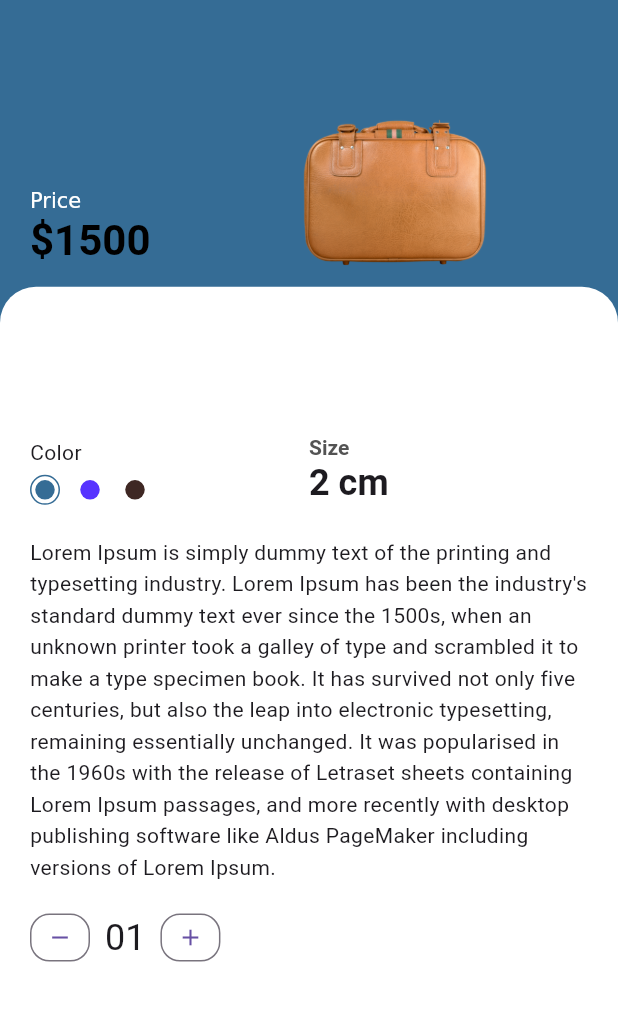
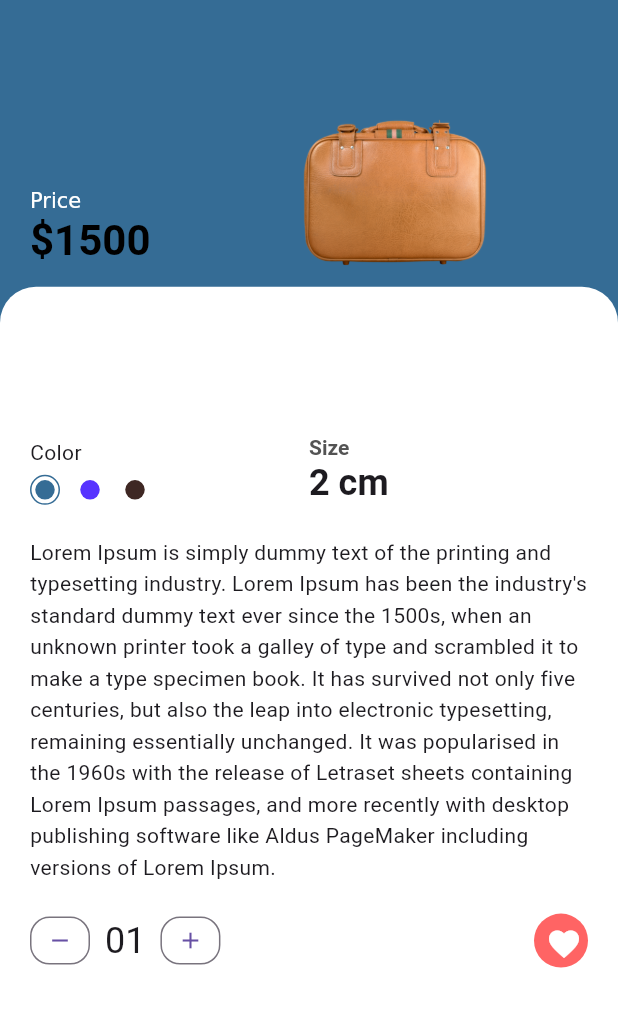
Before and after one commit to ajay-sharma93/project_ecommerce, a Flutter app: the DetailsScreen screen opened directly with sample values from the repository, scrolled down 56 dp, after a tap on the "remove" icon, on a phone screen of 412 x 824 dp, the part 84-1111 px from its top. Run offline on Flutter 3.47's test engine with Material 3 defaults, Android fonts, the phone set to English and light mode, and no system bars; our stand-ins replace flutter_svg.

Commit message:
like button is added in the screen

```diff
--- a/lib/screens/details/components/body.dart
+++ b/lib/screens/details/components/body.dart
@@ -34,11 +34,27 @@ class Body extends StatelessWidget {
                     topRight: Radius.circular(24),
                     ),
                 ),
+
                 child: Column(
                   children: [
                     ColorAndSize(product: product),
                     Description(product: product),
+                    Row(
+                      mainAxisAlignment: MainAxisAlignment.spaceBetween,
+                      children: [
                       CartCounter(),
+                      Container(
+                        padding: EdgeInsets.all(8),
+                        height: 36,
+                        width: 36,
+                        decoration: BoxDecoration(color: Color(0xFFFF6464),
+                        shape: BoxShape.circle,
+
+                        ),
+                        child: Icon(Icons.favorite,color: Colors.white,),
+                      ),
+                      ],
+                    )
                   ],
                 ),
               ),
--- a/lib/screens/details/components/cart_counter.dart
+++ b/lib/screens/details/components/cart_counter.dart
@@ -9,31 +9,37 @@ class CartCounter extends StatefulWidget {
 }
 
 class _CartCounterState extends State<CartCounter> {
-  int numOfItems =1;
+  int numOfItems = 1;
+
   @override
   Widget build(BuildContext context) {
     return Row(
       children: [
         buildOutlineButton(
-        icon: Icons.remove,press: (){
-          setState(() {
-           if(numOfItems>1){
+          icon: Icons.remove,
+          press: () {
+            if (numOfItems > 1) {
               setState(() {
                 numOfItems--;
               });
             }
-          });
-        }
+          },
         ),
         Padding(
-        padding: const EdgeInsets.symmetric(horizontal: kDefaultPaddin/2),
-        child: Text(numOfItems.toString().padLeft(2,"0"),style: Theme.of(context).textTheme.headlineSmall,),
+          padding: const EdgeInsets.symmetric(horizontal: kDefaultPaddin / 2),
+          child: Text(
+            numOfItems.toString().padLeft(2, "0"),
+            style: Theme.of(context).textTheme.headlineSmall,
           ),
-      buildOutlineButton(icon: Icons.add,press: (){
+        ),
+        buildOutlineButton(
+          icon: Icons.add,
+          press: () {
             setState(() {
               numOfItems++;
             });
-      }),
+          },
+        ),
       ],
     );
   }
@@ -42,9 +48,9 @@ class _CartCounterState extends State<CartCounter> {
     return SizedBox(
       width: 40,
       height: 32,
-    child:OutlinedButton(
+      child: OutlinedButton(
         style: OutlinedButton.styleFrom(
-    padding:EdgeInsets.zero,
+          padding: EdgeInsets.zero,
           shape: RoundedRectangleBorder(
             borderRadius: BorderRadius.circular(13),
           ),
```
Lines whose indentation alone changed are shown as unchanged.
